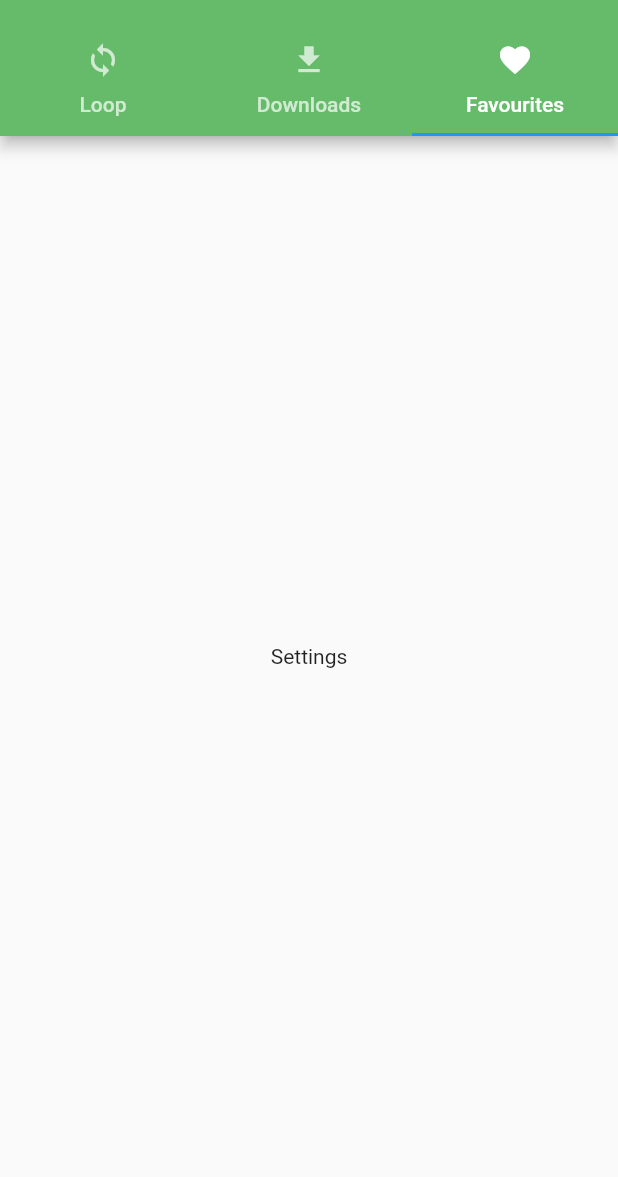
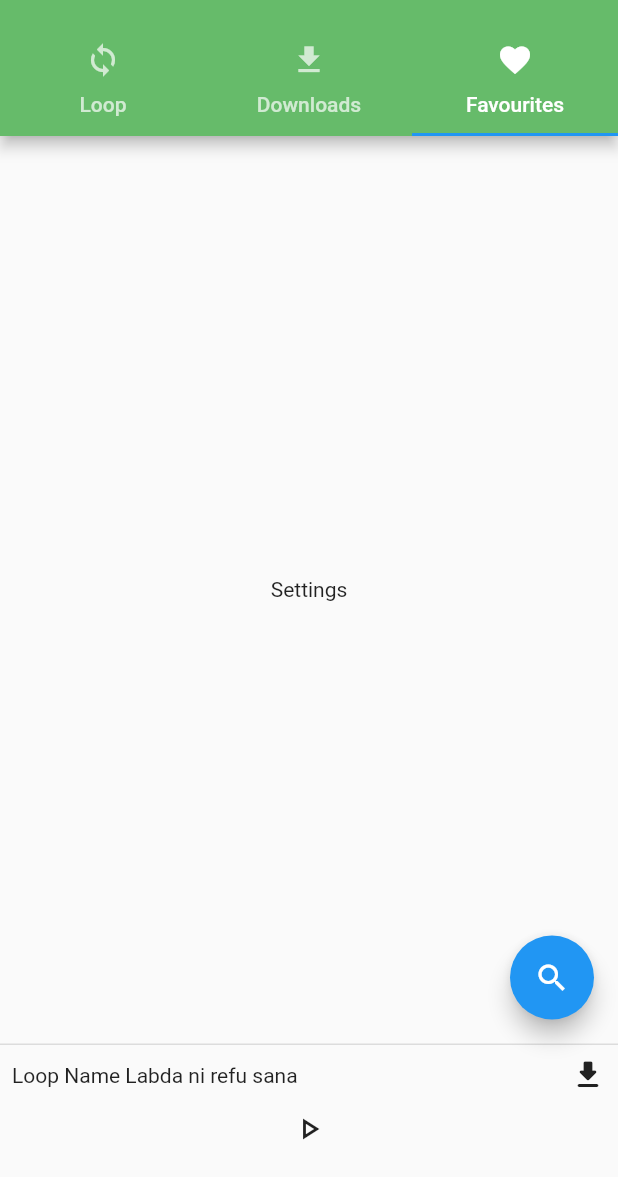
Before and after one commit to proverbial-ninja/flooperman, a Flutter app: the screen it shows after launch, tab 3 chosen, on a phone screen of 412 x 824 dp, the part 59-1236 px from its top. Run offline on Flutter 3.47's test engine with Material 2 defaults, Android fonts, the light colour scheme and no system bars; our stand-ins replace file_picker, get, get_storage; missing offline and left inert: dart:ffi.

Commit message:
rough skeleton

```diff
--- a/lib/main.dart
+++ b/lib/main.dart
@@ -50,6 +50,33 @@ class MainApp extends StatelessWidget {
               ),
             ],
           ),
+          floatingActionButton:
+              FloatingActionButton(onPressed: () {}, child: Icon(Icons.search)),
+          persistentFooterButtons: [
+            Container(
+              width: double.infinity,
+              height: double.infinity,
+              child: Column(
+                children: [
+                  Row(
+                    mainAxisAlignment: MainAxisAlignment.spaceBetween,
+                    children: [
+                      Text("Loop Name Labda ni refu sana"),
+                      const Icon(Icons.download_rounded),
+                    ],
+                  ),
+                  Row(
+                    mainAxisAlignment: MainAxisAlignment.center,
+                    children: [
+                      IconButton(
+                          onPressed: () {},
+                          icon: Icon(Icons.play_arrow_outlined)),
+                    ],
+                  ),
+                ],
+              ),
+            )
+          ],
         ),
       ),
     );
```
